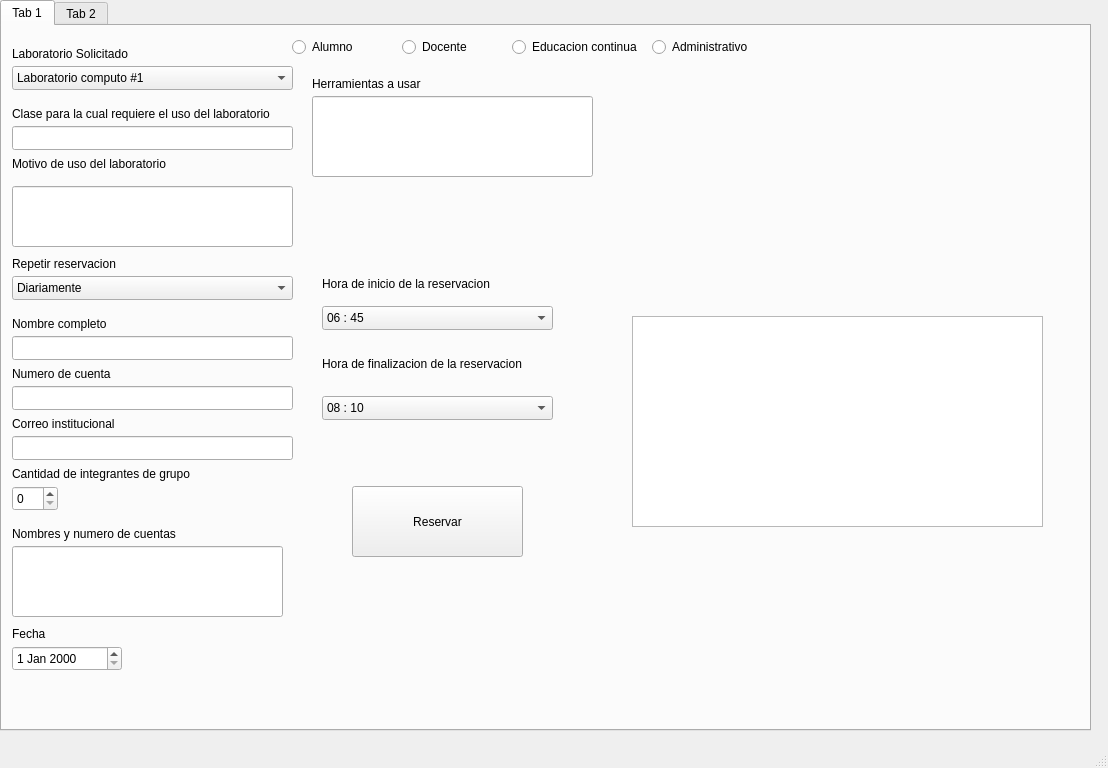
This is Proyecto_Lab/cframe.ui in DavidZelaya12/Proyecto_lab_Progra_III as Qt 5 draws it before an edit. The edited form follows.
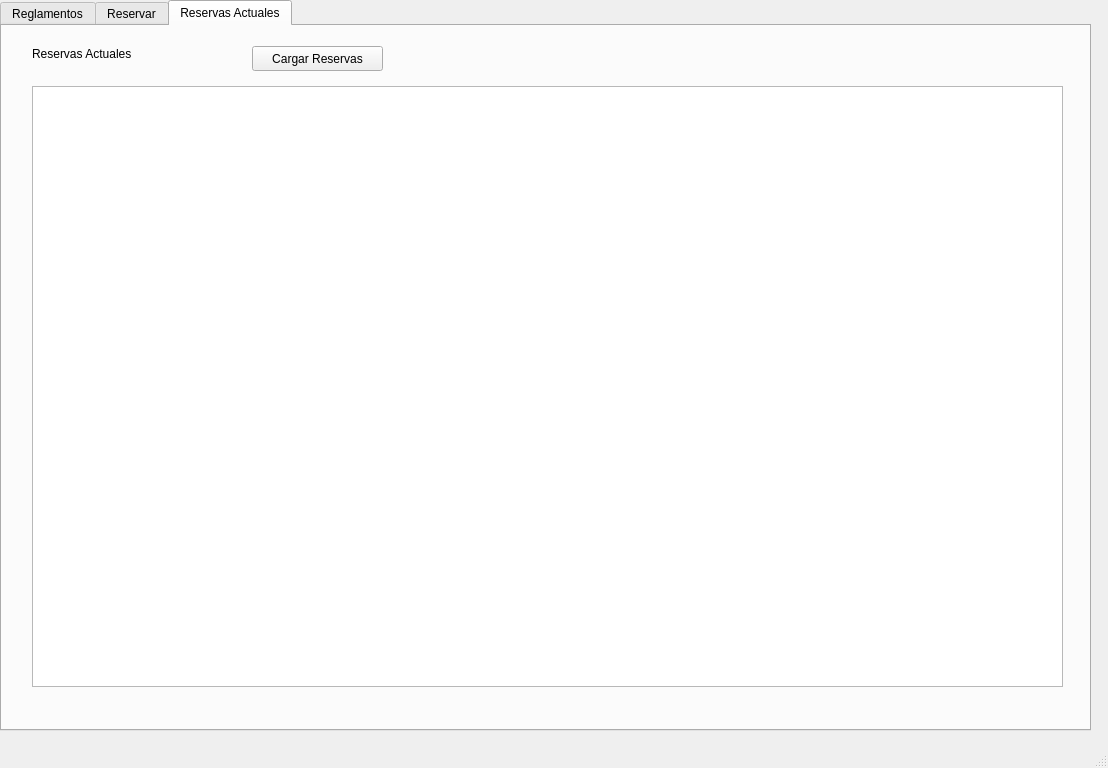
This is the edited form. The open tabs and pages were chosen to show the change.

What changed in the file:
```diff
--- a/Proyecto_Lab/cframe.ui
+++ b/Proyecto_Lab/cframe.ui
@@ -26,9 +26,45 @@
     <property name="currentIndex">
      <number>0</number>
     </property>
+    <widget class="QWidget" name="tab_2">
+     <attribute name="title">
+      <string>Reglamentos</string>
+     </attribute>
+     <widget class="QLabel" name="label_13">
+      <property name="geometry">
+       <rect>
+        <x>20</x>
+        <y>10</y>
+        <width>911</width>
+        <height>441</height>
+       </rect>
+      </property>
+      <property name="text">
+       <string>Este espacio virtual se utilizará para la reservación de Laboratorios de la Facultad de Ingeniería. 
+
+Requisitos: 
+ Solicitar el Laboratorios con 2 días de anticipación.
+ Haber cursado las clases que involucren los equipos  presentes en el laboratorio.
+Realizar la Solicitud entre 8:00 a.m. a 5:00 p.m
+
+Reglamentos: 
+ Mantener el orden y la limpieza del laboratorio solicitado para evitar amonestaciones verbales o escritas ( comité de ética).
+ No ingresar comidas ni bebidas a los laboratorio de lo contrario se remitirán al comité de ética,
+No modificar, Ajustar o Cambiar cualquier parte de la máquina sin autorizacion y supervisión de las personas encargados del laboratorio. 
+Utilizar la vestimenta correcta: 
+Zapatos Cerrados (De preferencia con punta de seguridad o cubos). 
+Ropa no holgada o muy suelta. ( De preferencia jeans y camisas)
+Pelo recogido . 
+
+Notas: 
+ 
+Una vez enviado el formulario debe esperar la confirmación de aprobación de uso del laboratorio solicitado de lo contrario no puede hacer uso del laboratorio. Cualquier pregunta o problema con su reservación puede enviar un correo a : winder.matamoros@unitec.edu.hn</string>
+      </property>
+     </widget>
+    </widget>
     <widget class="QWidget" name="tab">
      <attribute name="title">
-      <string>Tab 1</string>
+      <string>Reservar</string>
      </attribute>
      <widget class="QLabel" name="label">
       <property name="geometry">
@@ -162,6 +198,13 @@
         <height>25</height>
        </rect>
       </property>
+      <property name="minimumDate">
+       <date>
+        <year>2023</year>
+        <month>11</month>
+        <day>14</day>
+       </date>
+      </property>
      </widget>
      <widget class="QLabel" name="label_2">
       <property name="geometry">
@@ -224,6 +267,9 @@
       <property name="text">
        <string>Alumno</string>
       </property>
+      <property name="checked">
+       <bool>true</bool>
+      </property>
      </widget>
      <widget class="QRadioButton" name="educacion">
       <property name="geometry">
@@ -362,6 +408,12 @@
         <height>25</height>
        </rect>
       </property>
+      <property name="minimum">
+       <number>1</number>
+      </property>
+      <property name="maximum">
+       <number>35</number>
+      </property>
      </widget>
      <widget class="QLabel" name="label_8">
       <property name="geometry">
@@ -551,16 +603,6 @@
        <string>Reservar</string>
       </property>
      </widget>
-     <widget class="QTextEdit" name="mostrar">
-      <property name="geometry">
-       <rect>
-        <x>630</x>
-        <y>290</y>
-        <width>411</width>
-        <height>211</height>
-       </rect>
-      </property>
-     </widget>
      <widget class="QLineEdit" name="motivo">
       <property name="geometry">
        <rect>
@@ -605,10 +647,49 @@
       </property>
      </widget>
     </widget>
-    <widget class="QWidget" name="tab_2">
+    <widget class="QWidget" name="tab_3">
      <attribute name="title">
-      <string>Tab 2</string>
+      <string>Reservas Actuales</string>
      </attribute>
+     <widget class="QLabel" name="label_14">
+      <property name="geometry">
+       <rect>
+        <x>30</x>
+        <y>20</y>
+        <width>211</width>
+        <height>16</height>
+       </rect>
+      </property>
+      <property name="text">
+       <string>Reservas Actuales</string>
+      </property>
+     </widget>
+     <widget class="QTextEdit" name="mostrar2">
+      <property name="geometry">
+       <rect>
+        <x>30</x>
+        <y>60</y>
+        <width>1031</width>
+        <height>601</height>
+       </rect>
+      </property>
+      <property name="readOnly">
+       <bool>true</bool>
+      </property>
+     </widget>
+     <widget class="QPushButton" name="pushButton">
+      <property name="geometry">
+       <rect>
+        <x>250</x>
+        <y>20</y>
+        <width>131</width>
+        <height>25</height>
+       </rect>
+      </property>
+      <property name="text">
+       <string>Cargar Reservas</string>
+      </property>
+     </widget>
     </widget>
    </widget>
   </widget>
```
Left out of the diff: 2 changed lines with no effect on the pictures.
